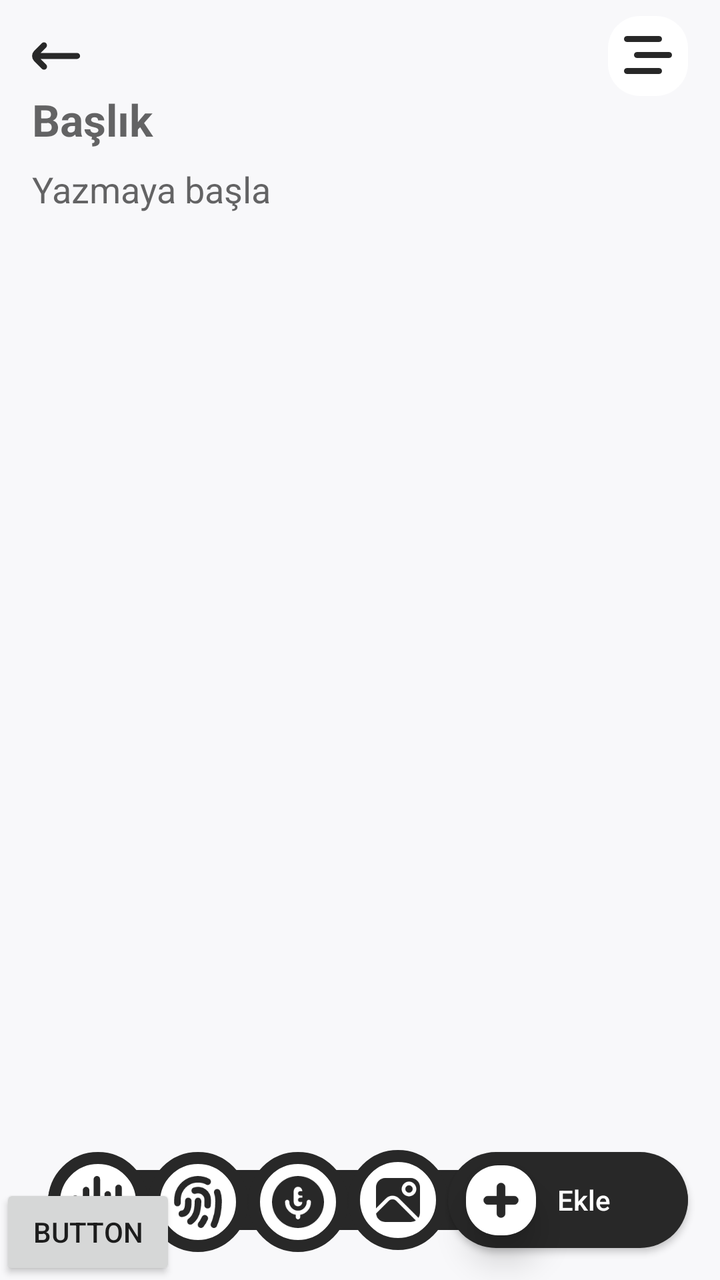
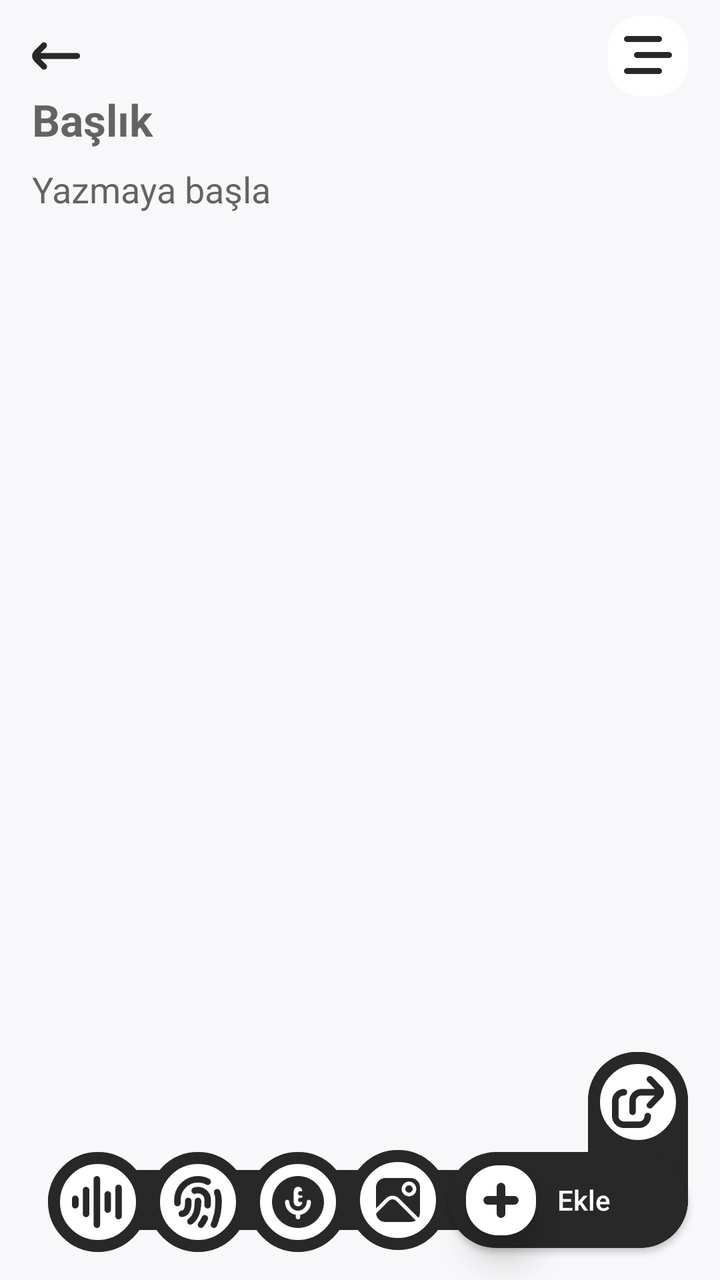

Before-and-after screenshots of an Android layout around one commit, followed by the original layout XML and the change that was made.
<!-- AndroidManifest.xml: application theme Theme.PureNoteIt -->
<!-- res/layout/fragment_add.xml -->
<?xml version="1.0" encoding="utf-8"?>
<androidx.constraintlayout.widget.ConstraintLayout xmlns:android="http://schemas.android.com/apk/res/android"
    xmlns:app="http://schemas.android.com/apk/res-auto"
    xmlns:tools="http://schemas.android.com/tools"
    style="@style/BackgroundScreen"
    android:layout_width="match_parent"
    android:layout_height="match_parent"
    tools:context=".view.AddFragment">

    <androidx.constraintlayout.widget.ConstraintLayout
        android:id="@+id/topMenuConstraintLayout"
        style="@style/TopMenuScreen"
        android:layout_width="match_parent"
        android:layout_height="wrap_content"
        android:layout_marginStart="16dp"
        android:layout_marginTop="12dp"
        android:layout_marginEnd="16dp"
        android:background="@drawable/top_menu_background"
        android:visibility="gone"
        app:layout_constraintEnd_toEndOf="parent"
        app:layout_constraintStart_toStartOf="parent"
        app:layout_constraintTop_toBottomOf="@+id/backImageButton">

        <RadioGroup
            android:id="@+id/radioGroup"
            android:layout_width="0dp"
            android:layout_height="wrap_content"
            android:layout_marginStart="10dp"
            android:layout_marginTop="16dp"
            android:layout_marginEnd="10dp"
            android:checkedButton="@id/noteRadioButton"
            android:orientation="horizontal"
            app:layout_constraintEnd_toEndOf="parent"
            app:layout_constraintStart_toStartOf="parent"
            app:layout_constraintTop_toTopOf="parent">

            <androidx.appcompat.widget.AppCompatRadioButton
                android:id="@+id/noteRadioButton"
                android:layout_width="0dp"
                android:layout_height="wrap_content"
                android:layout_weight="1"
                android:background="@drawable/custom_radio_background"
                android:button="@null"
                android:checked="true"
                android:drawableEnd="@drawable/radio_button_note_icon"
                android:padding="8dp"
                android:text="Not"
                android:textColor="@color/white" />

            <androidx.appcompat.widget.AppCompatRadioButton
                android:id="@+id/diaryRadioButton"
                android:layout_width="0dp"
                android:layout_height="wrap_content"
                android:layout_marginHorizontal="8dp"
                android:layout_weight="1"
                android:background="@drawable/custom_radio_background"
                android:button="@null"
                android:drawableEnd="@drawable/radio_button_diary_icon"
                android:padding="8dp"
                android:text="Günlük"
                android:textColor="@color/white" />

            <androidx.appcompat.widget.AppCompatRadioButton
                android:id="@+id/importantRadioButton"
                android:layout_width="0dp"
                android:layout_height="wrap_content"
                android:layout_marginEnd="8dp"
                android:layout_weight="1"
                android:background="@drawable/custom_radio_background"
                android:button="@null"
                android:drawableEnd="@drawable/radio_button_important_icon"
                android:padding="8dp"
                android:text="Önemli"
                android:textColor="@color/white" />

            <RadioButton
                android:id="@+id/otherRadiButton"
                android:layout_width="0dp"
                android:layout_height="wrap_content"
                android:layout_marginBottom="8dp"
                android:layout_weight="0.7"
                android:background="@drawable/custom_radio_background"
                android:button="@null"
                android:padding="8dp"
                android:text="Diğer"
                android:textColor="@color/white" />
        </RadioGroup>

        <LinearLayout
            android:id="@+id/categoryLinearLayout"
            android:layout_width="match_parent"
            android:layout_height="wrap_content"
            android:padding="8dp"
            app:layout_constraintTop_toBottomOf="@+id/radioGroup">

            <include
                android:id="@+id/categorySearchView"
                layout="@layout/panda_search_bar"
                android:layout_width="1dp"
                android:layout_height="wrap_content"
                android:layout_marginEnd="8dp"
                android:layout_weight="1"
                android:visibility="gone" />

            <androidx.appcompat.widget.AppCompatButton
                android:id="@+id/categoryButton"
                style="@style/ConfirmButton2"
                android:layout_width="1dp"
                android:layout_height="wrap_content"
                android:layout_weight="0.3"
                android:background="@drawable/confirm_button_background"
                android:text="Onayla"
                android:textColor="@color/white" />
        </LinearLayout>

    </androidx.constraintlayout.widget.ConstraintLayout>


    <EditText
        android:id="@+id/titleEditText"
        style="@style/TextColor"
        android:layout_width="match_parent"
        android:layout_height="wrap_content"
        android:layout_marginStart="16dp"
        android:layout_marginTop="5dp"
        android:layout_marginEnd="16dp"
        android:background="@null"
        android:ems="10"
        android:gravity="start|top"
        android:hint="Başlık"
        android:inputType="textMultiLine"
        android:maxLines="5"
        android:textSize="22sp"
        android:textStyle="bold"
        app:layout_constraintEnd_toEndOf="parent"
        app:layout_constraintStart_toStartOf="parent"
        app:layout_constraintTop_toBottomOf="@+id/topMenuConstraintLayout" />

    <EditText
        android:id="@+id/descriptionEditText"
        style="@style/TextColor"
        android:layout_width="match_parent"
        android:layout_height="0dp"
        android:layout_marginStart="16dp"
        android:layout_marginTop="8dp"
        android:layout_marginEnd="16dp"
        android:layout_marginBottom="8dp"
        android:background="@null"
        android:ems="10"
        android:gravity="start|top"
        android:hint="Yazmaya başla"
        android:inputType="textMultiLine"
        app:layout_constraintBottom_toTopOf="@+id/constraintLayout"
        app:layout_constraintEnd_toEndOf="parent"
        app:layout_constraintStart_toStartOf="parent"
        app:layout_constraintTop_toBottomOf="@+id/soundListRecyclerView" />

    <androidx.appcompat.widget.AppCompatButton
        android:id="@+id/confirm_button"
        android:layout_width="120dp"
        android:layout_height="wrap_content"
        android:layout_marginEnd="16dp"
        android:layout_marginBottom="16dp"
        android:background="@drawable/confirm_button_background"
        style="@style/ConfirmButton"
        android:paddingStart="16dp"
        android:text="Ekle"
        android:textAllCaps="false"
        app:layout_constraintBottom_toBottomOf="parent"
        app:layout_constraintEnd_toEndOf="parent" />

    <androidx.constraintlayout.widget.ConstraintLayout
        android:id="@+id/constraintLayout"
        android:layout_width="match_parent"
        android:layout_height="200dp"
        android:layout_marginStart="16dp"
        android:layout_marginEnd="16dp"
        android:layout_marginBottom="16dp"
        android:visibility="gone"
        app:layout_constraintBottom_toTopOf="@+id/confirm_button"
        app:layout_constraintEnd_toEndOf="parent"
        app:layout_constraintStart_toStartOf="parent">

        <androidx.recyclerview.widget.RecyclerView
            android:id="@+id/imageRecyclerView"
            android:layout_width="match_parent"
            android:layout_height="match_parent"
            app:layout_constraintEnd_toEndOf="parent"
            app:layout_constraintStart_toStartOf="parent"
            app:layout_constraintTop_toTopOf="parent" />
    </androidx.constraintlayout.widget.ConstraintLayout>

    <androidx.appcompat.widget.AppCompatImageButton
        android:id="@+id/backImageButton"
        style="@style/allTint"
        android:layout_width="24dp"
        android:layout_height="24dp"
        android:layout_marginStart="16dp"
        android:layout_marginTop="16dp"
        android:background="@android:color/transparent"
        android:src="@drawable/arrow_left"
        app:layout_constraintStart_toStartOf="parent"
        app:layout_constraintTop_toTopOf="parent" />


    <ImageView
        android:id="@+id/menuImageView"
        style="@style/CornerButton"
        android:layout_width="40dp"
        android:padding="8dp"
        android:background="@drawable/white_background"
        android:layout_height="40dp"
        android:layout_marginEnd="16dp"
        android:src="@drawable/menu"
        app:layout_constraintBottom_toBottomOf="@+id/backImageButton"
        app:layout_constraintEnd_toEndOf="parent"
        app:layout_constraintTop_toTopOf="@+id/backImageButton" />

    <View
        android:id="@+id/view"
        style="@style/allBackgroundTint"
        android:layout_width="0dp"
        android:layout_height="30dp"
        android:background="@drawable/confirm_button_background"
        app:layout_constraintBottom_toBottomOf="@+id/confirm_button"
        app:layout_constraintEnd_toEndOf="@+id/confirm_button"
        app:layout_constraintStart_toStartOf="@+id/soundSaveImageView"
        app:layout_constraintTop_toTopOf="@+id/confirm_button" />

    <ImageView
        android:id="@+id/addImageView"
        android:layout_width="50dp"
        android:layout_height="50dp"
        android:layout_marginEnd="0dp"
        android:background="@drawable/white_gray_circle_background"
        android:padding="14dp"
        android:src="@drawable/picture"
        app:layout_constraintBottom_toBottomOf="@+id/confirm_button"
        app:layout_constraintEnd_toStartOf="@+id/confirm_button"
        app:layout_constraintTop_toTopOf="@+id/confirm_button"
        app:tint="@color/gray" />

    <ImageView
        android:id="@+id/imageView5"
        android:layout_width="35dp"
        android:layout_height="35dp"
        android:layout_marginEnd="76dp"
        android:background="@drawable/white_background"
        android:elevation="10dp"
        android:src="@drawable/plus_small"
        app:layout_constraintBottom_toBottomOf="@+id/confirm_button"
        app:layout_constraintEnd_toEndOf="@+id/confirm_button"
        app:layout_constraintTop_toTopOf="@+id/confirm_button"
        app:tint="@color/gray" />

    <ImageView
        android:id="@+id/soundImageView"
        android:layout_width="50dp"
        android:layout_height="50dp"
        android:background="@drawable/white_gray_circle_background"
        android:padding="12dp"
        android:src="@drawable/microphone_lines"
        app:layout_constraintBottom_toBottomOf="@+id/confirm_button"
        app:layout_constraintEnd_toStartOf="@+id/addImageView"
        app:layout_constraintTop_toTopOf="@+id/confirm_button"
        app:layout_constraintVertical_bias="0.0"
        app:tint="@color/gray" />

    <ImageView
        android:id="@+id/securityImageView"
        android:layout_width="50dp"
        android:layout_height="50dp"
        android:background="@drawable/white_gray_circle_background"
        android:padding="12dp"
        android:src="@drawable/fingerprint"
        app:layout_constraintBottom_toBottomOf="@+id/confirm_button"
        app:layout_constraintEnd_toStartOf="@+id/soundImageView"
        app:layout_constraintTop_toTopOf="@+id/confirm_button"
        app:layout_constraintVertical_bias="0.0"
        app:tint="@color/gray" />

    <ImageView
        android:id="@+id/soundSaveImageView"
        android:layout_width="50dp"
        android:layout_height="50dp"
        android:background="@drawable/white_gray_circle_background"
        android:padding="12dp"
        android:src="@drawable/waveform_path"
        app:layout_constraintBottom_toBottomOf="@+id/confirm_button"
        app:layout_constraintEnd_toStartOf="@+id/securityImageView"
        app:layout_constraintTop_toTopOf="@+id/confirm_button"
        app:layout_constraintVertical_bias="0.0"
        app:tint="@color/gray" />

    <androidx.recyclerview.widget.RecyclerView
        android:id="@+id/soundListRecyclerView"
        android:layout_width="0dp"
        android:layout_height="wrap_content"
        android:layout_marginTop="8dp"
        android:visibility="gone"
        app:layout_constraintEnd_toEndOf="@+id/titleEditText"
        app:layout_constraintStart_toStartOf="@+id/titleEditText"
        app:layout_constraintTop_toBottomOf="@+id/titleEditText" />

    <Button
        android:id="@+id/shareButton"
        android:layout_width="wrap_content"
        android:layout_height="wrap_content"
        android:text="Button"
        app:layout_constraintBottom_toBottomOf="parent"
        app:layout_constraintStart_toStartOf="parent" />

</androidx.constraintlayout.widget.ConstraintLayout>
<!-- res/layout/panda_search_bar.xml (included above) -->
<?xml version="1.0" encoding="utf-8"?>
<androidx.constraintlayout.widget.ConstraintLayout xmlns:android="http://schemas.android.com/apk/res/android"
    xmlns:app="http://schemas.android.com/apk/res-auto"
    xmlns:tools="http://schemas.android.com/tools"
    android:layout_width="match_parent"
    android:layout_height="wrap_content"
    android:padding="10dp"
    style="@style/SearchScreen2"
    android:background="@drawable/search_background">

    <ImageButton
        android:id="@+id/btn_search"
        android:layout_width="wrap_content"
        android:layout_height="wrap_content"
        android:layout_marginStart="6dp"
        android:background="@color/transparent"
        android:src="@drawable/search"
        app:layout_constraintBottom_toBottomOf="@+id/customCategoryEditText"
        app:layout_constraintStart_toStartOf="parent"
        app:layout_constraintTop_toTopOf="@+id/customCategoryEditText" />

    <androidx.appcompat.widget.AppCompatEditText
        android:id="@+id/customCategoryEditText"
        android:layout_width="0dp"
        android:layout_height="wrap_content"
        android:layout_marginStart="10dp"
        android:layout_marginEnd="10dp"
        android:background="@color/transparent"
        style="@style/SearchScreen"
        android:hint="Kategori Ara"
        app:layout_constraintEnd_toStartOf="@+id/btn_clear"
        app:layout_constraintStart_toEndOf="@+id/btn_search"
        app:layout_constraintTop_toTopOf="parent" />

    <ImageButton
        android:id="@+id/btn_clear"
        android:layout_width="28dp"
        android:layout_height="28dp"
        android:layout_marginEnd="8dp"
        android:background="@color/transparent"
        android:src="@drawable/cancel"
        style="@style/allTint"
        android:visibility="gone"
        app:layout_constraintBottom_toBottomOf="@+id/customCategoryEditText"
        app:layout_constraintEnd_toEndOf="parent"
        app:layout_constraintTop_toTopOf="@+id/customCategoryEditText" />

    <View
        android:id="@+id/categoryDviderView"
        android:layout_width="match_parent"
        android:layout_height="1dp"
        android:layout_marginTop="8dp"
        android:background="@color/gray"
        android:visibility="gone"
        app:layout_constraintTop_toBottomOf="@+id/customCategoryEditText" />

    <androidx.recyclerview.widget.RecyclerView
        android:id="@+id/customCategoryRecyclerView"
        android:layout_width="match_parent"
        android:layout_height="wrap_content"
        android:layout_marginStart="5dp"
        android:layout_marginTop="5dp"
        android:layout_marginEnd="5dp"
        android:maxHeight="50dp"
        android:layout_marginBottom="8dp"
        android:visibility="gone"
        app:layout_constraintBottom_toBottomOf="parent"
        app:layout_constraintEnd_toEndOf="parent"
        app:layout_constraintStart_toStartOf="parent"
        app:layout_constraintTop_toBottomOf="parent"
        app:layout_constraintTop_toTopOf="@+id/categoryDviderView" />


</androidx.constraintlayout.widget.ConstraintLayout>
<!-- resources referenced by this layout -->
<resources>
  <color name="gray">#282828</color>
  <color name="transparent">#00FFFFFF</color>
  <color name="white">#FFFFFFFF</color>
  <!-- drawable confirm_button_background (drawable) -->
  <?xml version="1.0" encoding="utf-8"?>
  <shape xmlns:android="http://schemas.android.com/apk/res/android">
      <corners android:radius="24dp" />
      <solid android:color="@color/gray"/>
  </shape>
  <!-- drawable search_background (drawable) -->
  <?xml version="1.0" encoding="utf-8"?>
  <shape xmlns:android="http://schemas.android.com/apk/res/android">
      <solid android:color="@color/white" />
      <corners android:radius="12dp"/>
  </shape>
  <!-- drawable top_menu_background (drawable) -->
  <?xml version="1.0" encoding="utf-8"?>
  <shape xmlns:android="http://schemas.android.com/apk/res/android">
      <corners android:radius="16dp" />
      <solid android:color="@color/top_menu_background"/>
  </shape>
  <!-- drawable white_background (drawable) -->
  <?xml version="1.0" encoding="utf-8"?>
  <shape xmlns:android="http://schemas.android.com/apk/res/android">
      <solid android:color="@color/white" />
      <corners android:radius="16dp" />
  </shape>
  <style name="BackgroundScreen">
          <item name="android:background">@color/background_color
          </item>
      </style>
  <style name="ConfirmButton">
          <item name="android:backgroundTint">@color/gray</item>
          <item name="android:textColor">@color/white</item>
      </style>
  <style name="ConfirmButton2">
          <item name="android:backgroundTint">@color/gray</item>
          <item name="android:textColor">@color/white</item>
      </style>
  <style name="CornerButton">
          <item name="android:backgroundTint">@color/white</item>
          <item name="tint">@color/gray</item>
      </style>
  <style name="SearchScreen">
          <item name="android:backgroundTint">@color/white
          </item>
          <item name="android:textColor">@color/black
          </item>
          <item name="drawableTint">@color/gray</item>
      </style>
  <style name="SearchScreen2">
          <item name="android:backgroundTint">@color/white
          </item>
          <item name="android:textColor">@color/black
          </item>
          <item name="drawableTint">@color/gray</item>
      </style>
  <style name="TextColor">
          <item name="android:textColor">@color/black</item>
      </style>
  <style name="TopMenuScreen">
          <item name="android:backgroundTint">@color/top_menu_background
          </item>
      </style>
  <style name="allBackgroundTint">
          <item name="android:backgroundTint">@color/gray</item>
      </style>
  <style name="allTint">
          <item name="tint">@color/gray</item>
      </style>
  <style name="Theme.PureNoteIt" parent="Base.Theme.PureNoteIt" />
  <color name="orange">#FF900F</color>
  <color name="top_menu_background">#C3C3C5</color>
  <color name="background_color">#F8F8FA</color>
  <color name="black">#FF000000</color>
  <!-- unchanged entries left out for length: 21 -->
</resources>

<!-- the commit's change to res/layout/fragment_add.xml (unified diff, before → after) -->
@@ -302,14 +302,27 @@
         app:layout_constraintStart_toStartOf="@+id/titleEditText"
         app:layout_constraintTop_toBottomOf="@+id/titleEditText" />
 
-    <Button
+    <View
+        android:id="@+id/view2"
+        style="@style/allBackgroundTint"
+        android:layout_width="50dp"
+        android:layout_height="0dp"
+        android:background="@drawable/confirm_button_background"
+        app:layout_constraintBottom_toBottomOf="@+id/confirm_button"
+        app:layout_constraintEnd_toEndOf="@+id/shareButton"
+        app:layout_constraintStart_toStartOf="@+id/shareButton"
+        app:layout_constraintTop_toTopOf="@+id/shareButton" />
+
+    <ImageView
         android:id="@+id/shareButton"
-        android:layout_width="wrap_content"
-        android:layout_height="wrap_content"
-        android:text="Button"
-        app:layout_constraintBottom_toBottomOf="parent"
-        app:layout_constraintStart_toStartOf="parent" />
-
+        android:layout_width="50dp"
+        android:layout_height="50dp"
+        android:background="@drawable/white_gray_circle_background"
+        android:padding="12dp"
+        android:src="@drawable/share_square"
+        android:tint="@color/gray"
+        app:layout_constraintBottom_toTopOf="@+id/confirm_button"
+        app:layout_constraintEnd_toEndOf="@+id/confirm_button" />
 </androidx.constraintlayout.widget.ConstraintLayout>
 <!-- res/layout/panda_search_bar.xml (included above) -->
 <?xml version="1.0" encoding="utf-8"?>
<!-- resource entries referenced after the edit -->
@@ -15,6 +15,12 @@
       <solid android:color="@color/white" />
       <corners android:radius="12dp"/>
   </shape>
+  <!-- drawable share_square (drawable) -->
+  <vector xmlns:android="http://schemas.android.com/apk/res/android" android:height="24dp" android:viewportHeight="24" android:viewportWidth="24" android:width="24dp">
+        
+      <path android:fillColor="#FF000000" android:pathData="M18,18.5c0,3.03 -2.47,5.5 -5.5,5.5L5.5,24C2.47,24 0,21.53 0,18.5v-7C0,8.47 2.47,6 5.5,6c0.83,0 1.5,0.67 1.5,1.5s-0.67,1.5 -1.5,1.5c-1.38,0 -2.5,1.12 -2.5,2.5v7c0,1.38 1.12,2.5 2.5,2.5h7c1.38,0 2.5,-1.12 2.5,-2.5 0,-0.83 0.67,-1.5 1.5,-1.5s1.5,0.67 1.5,1.5ZM23,5.05L18.58,0.46c-0.58,-0.6 -1.52,-0.62 -2.12,-0.04 -0.6,0.58 -0.62,1.52 -0.04,2.12l3.33,3.46h-6.25c-3.03,0 -5.5,2.47 -5.5,5.5v5c0,0.83 0.67,1.5 1.5,1.5s1.5,-0.67 1.5,-1.5v-5c0,-1.38 1.12,-2.5 2.5,-2.5h6.25l-3.33,3.46c-0.57,0.6 -0.56,1.55 0.04,2.12 0.29,0.28 0.67,0.42 1.04,0.42 0.39,0 0.79,-0.15 1.08,-0.46l4.39,-4.56c1.37,-1.36 1.37,-3.59 0.02,-4.93Z"/>
+      
+  </vector>
   <!-- drawable top_menu_background (drawable) -->
   <?xml version="1.0" encoding="utf-8"?>
   <shape xmlns:android="http://schemas.android.com/apk/res/android">
